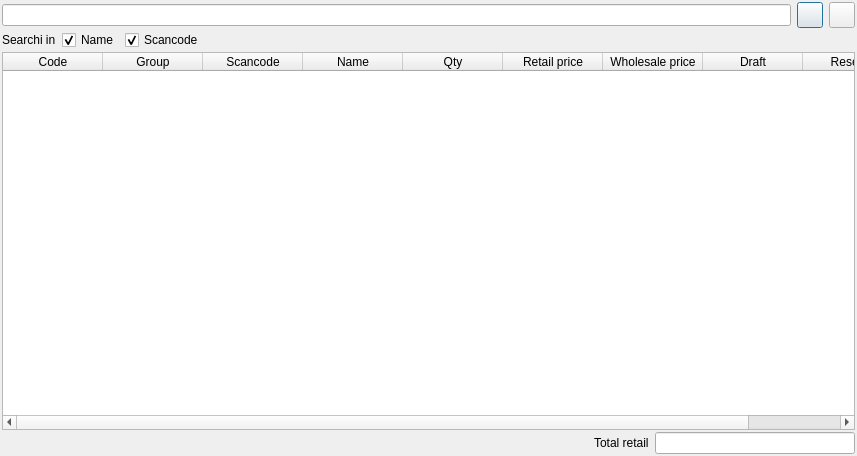
The window that Shop/dlggoodslist.ui (End1-1/Cafe5) describes before a commit, drawn with Qt 5.
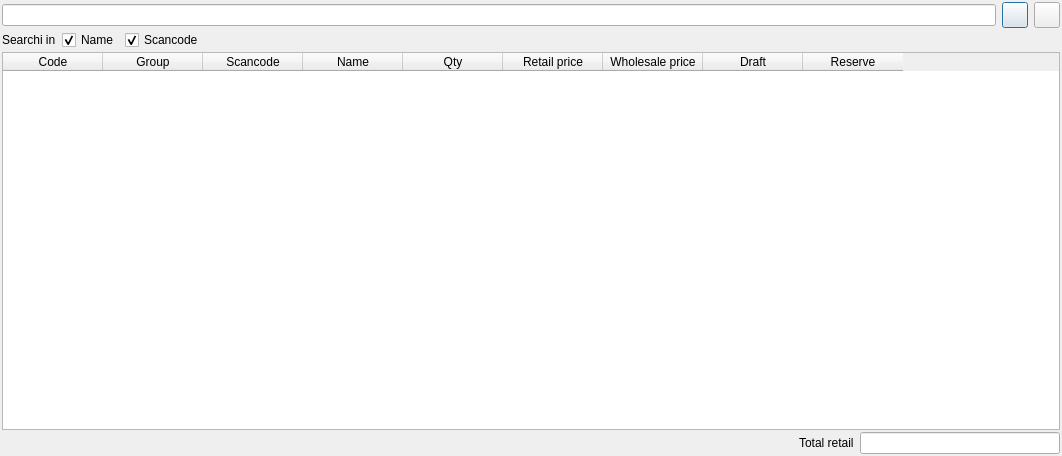
The same window after the commit. Icons and pictures are not drawn. Custom widgets are drawn as their Qt base class.

The edit to the form file:
```diff
--- a/Shop/dlggoodslist.ui
+++ b/Shop/dlggoodslist.ui
@@ -6,7 +6,7 @@
    <rect>
     <x>0</x>
     <y>0</y>
-    <width>857</width>
+    <width>1062</width>
     <height>456</height>
    </rect>
   </property>
```
